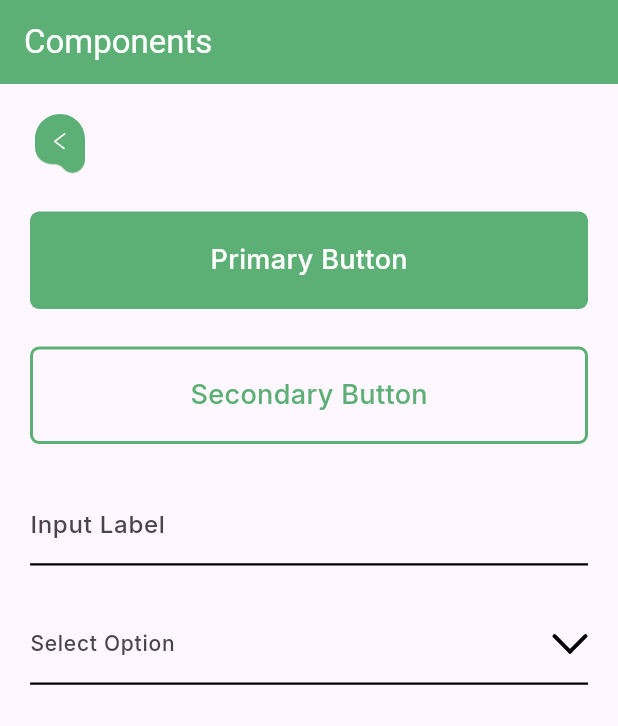
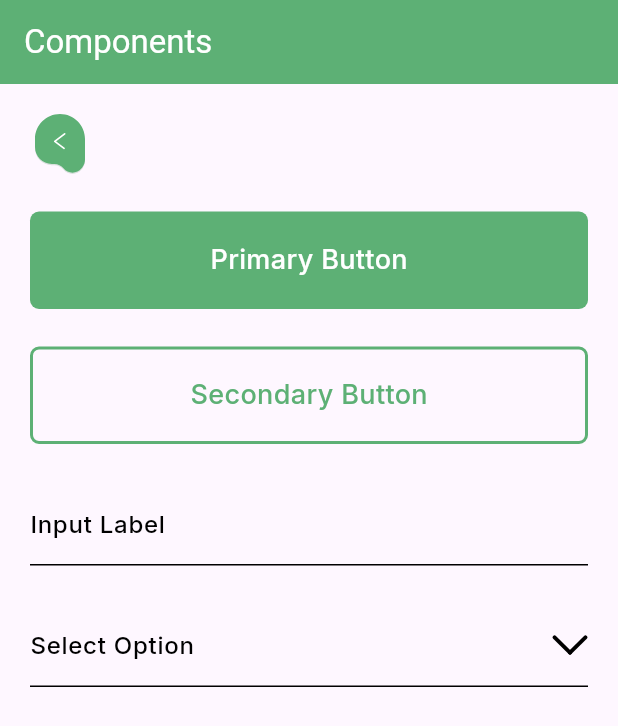
Before and after one commit to OmerMohideen/SegmentFault_Gembo, a Flutter app: the screen it shows after launch, on a phone screen of 412 x 824 dp. Shown: the top 726 px of the screen. Run offline on Flutter 3.47's test engine with Material 3 defaults, Android fonts, the light colour scheme and no system bars; our stand-ins replace flutter_svg, google_fonts.

Commit message:
style(user): changed border width and text color

```diff
--- a/user_application/lib/widgets/input_field.dart
+++ b/user_application/lib/widgets/input_field.dart
@@ -27,15 +27,15 @@ class InputField extends StatelessWidget {
       obscureText: obscureText,
       decoration: InputDecoration(
         labelText: label,
-        labelStyle: paragraph1Style,
+        labelStyle: paragraph1Style.copyWith(color: Colors.black),
         enabledBorder: const UnderlineInputBorder(
-          borderSide: BorderSide(color: Colors.black, width: 1.5),
+          borderSide: BorderSide(color: Colors.black, width: 1),
         ),
         focusedBorder: const UnderlineInputBorder(
-          borderSide: BorderSide(color: Colors.black, width: 1.5),
+          borderSide: BorderSide(color: Colors.black, width: 1),
         ),
         border: const UnderlineInputBorder(
-          borderSide: BorderSide(color: Colors.black, width: 1.5),
+          borderSide: BorderSide(color: Colors.black, width: 1),
         ),
       ),
       onChanged: onChanged,
--- a/user_application/lib/widgets/select_field.dart
+++ b/user_application/lib/widgets/select_field.dart
@@ -21,15 +21,15 @@ class SelectField extends StatelessWidget {
     return DropdownButtonFormField<String>(
       decoration: InputDecoration(
         labelText: label,
-        labelStyle: paragraph2Style,
+        labelStyle: paragraph1Style.copyWith(color: Colors.black),
         enabledBorder: const UnderlineInputBorder(
-          borderSide: BorderSide(color: Colors.black, width: 1.5),
+          borderSide: BorderSide(color: Colors.black, width: 1),
         ),
         focusedBorder: const UnderlineInputBorder(
-          borderSide: BorderSide(color: Colors.black, width: 1.5),
+          borderSide: BorderSide(color: Colors.black, width: 1),
         ),
         border: const UnderlineInputBorder(
-          borderSide: BorderSide(color: Colors.black, width: 1.5),
+          borderSide: BorderSide(color: Colors.black, width: 1),
         ),
       ),
       icon: SvgPicture.asset('assets/icons/arrow_down.svg'),
@@ -37,7 +37,10 @@ class SelectField extends StatelessWidget {
       items: options.map((String option) {
         return DropdownMenuItem<String>(
           value: option,
-          child: Text(option),
+          child: Text(
+            option,
+            style: paragraph2Style,
+          ),
         );
       }).toList(),
       onChanged: onChanged,
```
